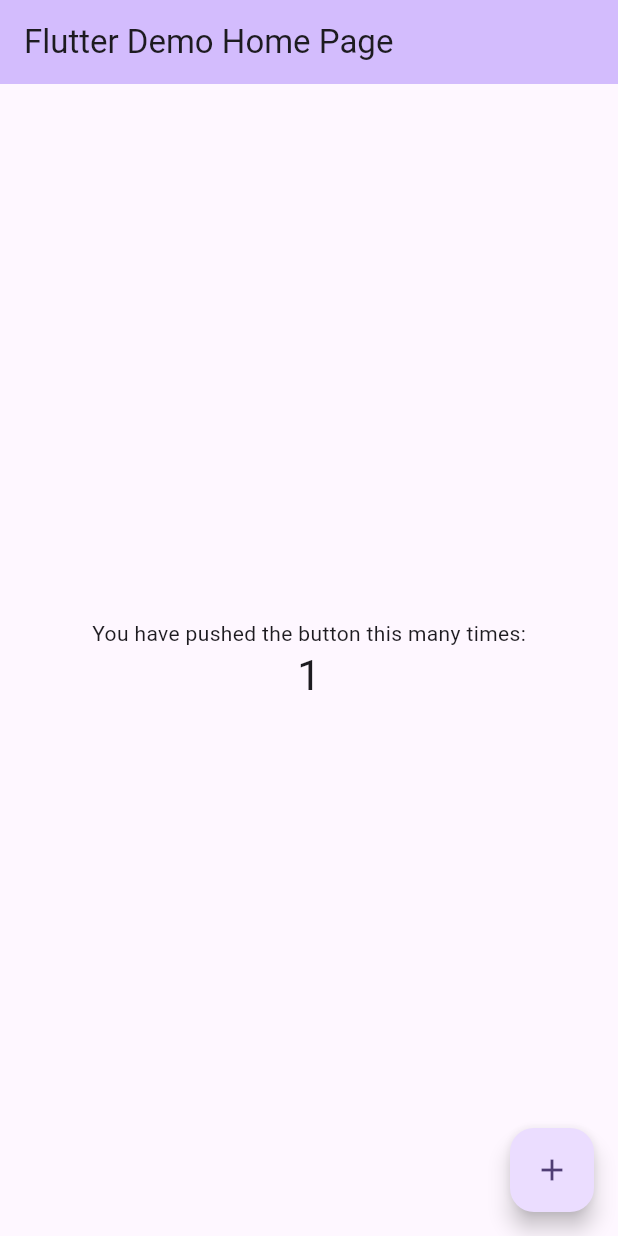
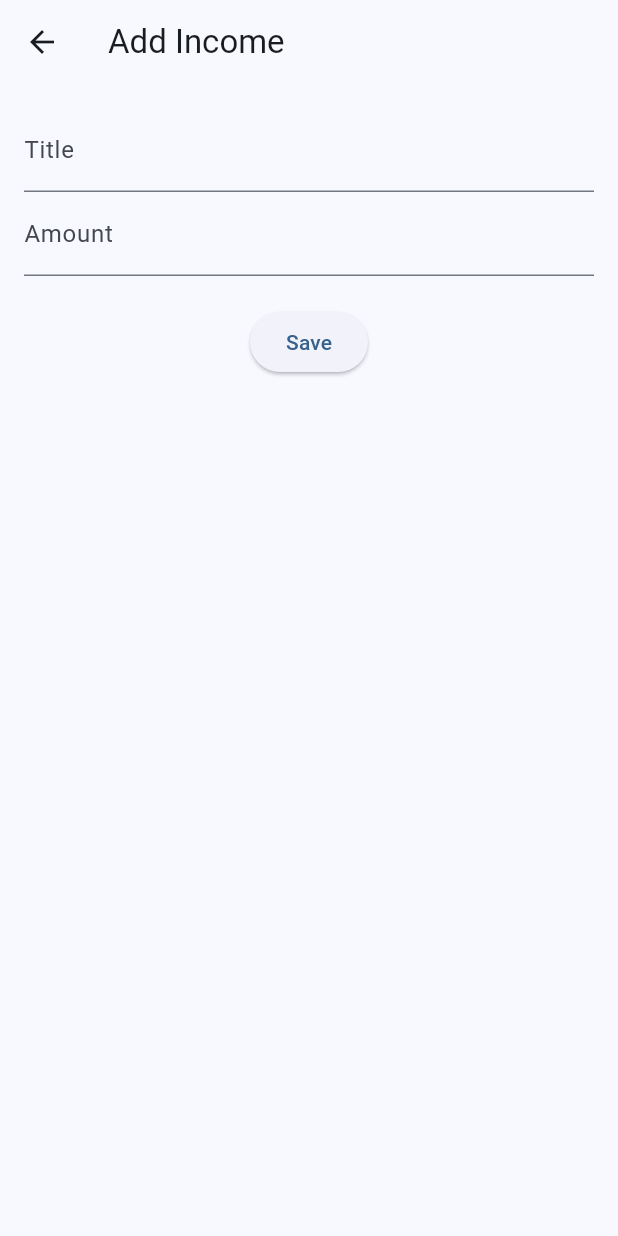
Before and after one commit to David930426/smart-wallet, a Flutter app: the screen it shows after launch, after a tap on the "add" icon, on a phone screen of 412 x 824 dp. Run offline on Flutter 3.47's test engine with Material 3 defaults, Android fonts, the phone set to English and light mode, and no system bars; our stand-ins replace sqflite; accounts and stored records are empty.

Commit message:
claudia commit

```diff
--- /dev/null
+++ b/lib/database/database.dart
@@ -0,0 +1,98 @@
+// Path: lib/database/database.dart
+
+import 'package:sqflite/sqflite.dart';
+import 'package:path/path.dart';
+import 'package:flutter/widgets.dart'; // Import ini diperlukan untuk WidgetsFlutterBinding.ensureInitialized()
+
+// Asumsi model Income terletak di sini, seperti yang diimpor di widget Anda.
+// Anda mungkin perlu menyesuaikan path ini jika letaknya berbeda.
+import '../models/income.dart';
+
+class DatabaseHelper {
+  // 1. Singleton (Pola Desain)
+  // Memastikan hanya ada satu instance dari DatabaseHelper yang digunakan di seluruh aplikasi.
+  static final DatabaseHelper _instance = DatabaseHelper._internal();
+  factory DatabaseHelper() => _instance;
+  DatabaseHelper._internal();
+
+  // 2. Referensi Database
+  static Database? _database;
+
+  // 3. Getter untuk inisialisasi database jika belum ada
+  Future<Database> get database async {
+    // Memastikan binding Flutter sudah diinisialisasi
+    WidgetsFlutterBinding.ensureInitialized();
+    if (_database != null) return _database!;
+
+    // Jika _database null, panggil _initDatabase
+    _database = await _initDatabase();
+    return _database!;
+  }
+
+  // 4. Inisialisasi dan buka database
+  Future<Database> _initDatabase() async {
+    final databasePath = await getDatabasesPath();
+    final path = join(databasePath, 'smart_wallet.db');
+
+    // Buka database atau buat jika belum ada
+    return await openDatabase(
+      path,
+      version: 1,
+      onCreate: _onCreate,
+    );
+  }
+
+  // 5. Membuat tabel database (dipanggil hanya sekali saat pertama kali dibuka)
+  Future<void> _onCreate(Database db, int version) async {
+    await db.execute('''
+      CREATE TABLE incomes(
+        id INTEGER PRIMARY KEY AUTOINCREMENT,
+        title TEXT,
+        amount REAL,
+        date TEXT
+      )
+    ''');
+    debugPrint('Database table "incomes" created.');
+  }
+
+  // --- Metode yang Digunakan oleh Widget Anda ---
+
+  // Metode untuk Menyimpan Pemasukan Baru (Digunakan oleh AddTransaction)
+  Future<int> insertIncome(Income income) async {
+    final db = await database;
+    try {
+      final id = await db.insert(
+        'incomes',
+        income.toMap(),
+        conflictAlgorithm: ConflictAlgorithm.replace,
+      );
+      debugPrint('Income inserted with ID: $id');
+      return id;
+    } catch (e) {
+      debugPrint('Error inserting income: $e');
+      rethrow;
+    }
+  }
+
+  // Metode untuk Mengambil Semua Pemasukan (Digunakan oleh HomePage)
+  Future<List<Income>> getAllIncome() async {
+    final db = await database;
+
+    // Query untuk mendapatkan semua baris dari tabel 'incomes', diurutkan berdasarkan tanggal
+    final List<Map<String, dynamic>> maps = await db.query('incomes', orderBy: 'id DESC');
+
+    // Konversi List<Map<String, dynamic>> menjadi List<Income>.
+    return List.generate(maps.length, (i) {
+      return Income.fromMap(maps[i]);
+    });
+  }
+
+  // --- Metode Tambahan (Opsional) ---
+
+  // Contoh metode untuk menutup database
+  Future<void> closeDb() async {
+    final db = await database;
+    db.close();
+    _database = null;
+  }
+}
--- a/lib/main.dart
+++ b/lib/main.dart
@@ -1,4 +1,5 @@
 import 'package:flutter/material.dart';
+import 'screens/homepage.dart';
 
 void main() {
   runApp(const MyApp());
@@ -7,116 +8,101 @@ void main() {
 class MyApp extends StatelessWidget {
   const MyApp({super.key});
 
-  // This widget is the root of your application.
   @override
   Widget build(BuildContext context) {
     return MaterialApp(
       title: 'Smart Wallet',
       theme: ThemeData(
-        // This is the theme of your application.
-        //
-        // TRY THIS: Try running your application with "flutter run". You'll see
-        // the application has a purple toolbar. Then, without quitting the app,
-        // try changing the seedColor in the colorScheme below to Colors.green
-        // and then invoke "hot reload" (save your changes or press the "hot
-        // reload" button in a Flutter-supported IDE, or press "r" if you used
-        // the command line to start the app).
-        //
-        // Notice that the counter didn't reset back to zero; the application
-        // state is not lost during the reload. To reset the state, use hot
-        // restart instead.
-        //
-        // This works for code too, not just values: Most code changes can be
-        // tested with just a hot reload.
-        colorScheme: ColorScheme.fromSeed(seedColor: Colors.deepPurple),
+        colorScheme: ColorScheme.fromSeed(seedColor: Colors.blue),
       ),
-      home: const MyHomePage(title: 'Flutter Demo Home Page'),
+      // home: const MyHomePage(title: 'Flutter Demo Home Page'),
+      home: HomePage(),
     );
   }
 }
 
-class MyHomePage extends StatefulWidget {
-  const MyHomePage({super.key, required this.title});
+// class MyHomePage extends StatefulWidget {
+//   const MyHomePage({super.key, required this.title});
 
-  // This widget is the home page of your application. It is stateful, meaning
-  // that it has a State object (defined below) that contains fields that affect
-  // how it looks.
+//   // This widget is the home page of your application. It is stateful, meaning
+//   // that it has a State object (defined below) that contains fields that affect
+//   // how it looks.
 
-  // This class is the configuration for the state. It holds the values (in this
-  // case the title) provided by the parent (in this case the App widget) and
-  // used by the build method of the State. Fields in a Widget subclass are
-  // always marked "final".
+//   // This class is the configuration for the state. It holds the values (in this
+//   // case the title) provided by the parent (in this case the App widget) and
+//   // used by the build method of the State. Fields in a Widget subclass are
+//   // always marked "final".
 
-  final String title;
+//   final String title;
 
-  @override
-  State<MyHomePage> createState() => _MyHomePageState();
-}
+//   @override
+//   State<MyHomePage> createState() => _MyHomePageState();
+// }
 
-class _MyHomePageState extends State<MyHomePage> {
-  int _counter = 0;
+// class _MyHomePageState extends State<MyHomePage> {
+//   int _counter = 0;
 
-  void _incrementCounter() {
-    setState(() {
-      // This call to setState tells the Flutter framework that something has
-      // changed in this State, which causes it to rerun the build method below
-      // so that the display can reflect the updated values. If we changed
-      // _counter without calling setState(), then the build method would not be
-      // called again, and so nothing would appear to happen.
-      _counter++;
-    });
-  }
+//   void _incrementCounter() {
+//     setState(() {
+//       // This call to setState tells the Flutter framework that something has
+//       // changed in this State, which causes it to rerun the build method below
+//       // so that the display can reflect the updated values. If we changed
+//       // _counter without calling setState(), then the build method would not be
+//       // called again, and so nothing would appear to happen.
+//       _counter++;
+//     });
+//   }
 
-  @override
-  Widget build(BuildContext context) {
-    // This method is rerun every time setState is called, for instance as done
-    // by the _incrementCounter method above.
-    //
-    // The Flutter framework has been optimized to make rerunning build methods
-    // fast, so that you can just rebuild anything that needs updating rather
-    // than having to individually change instances of widgets.
-    return Scaffold(
-      appBar: AppBar(
-        // TRY THIS: Try changing the color here to a specific color (to
-        // Colors.amber, perhaps?) and trigger a hot reload to see the AppBar
-        // change color while the other colors stay the same.
-        backgroundColor: Theme.of(context).colorScheme.inversePrimary,
-        // Here we take the value from the MyHomePage object that was created by
-        // the App.build method, and use it to set our appbar title.
-        title: Text(widget.title),
-      ),
-      body: Center(
-        // Center is a layout widget. It takes a single child and positions it
-        // in the middle of the parent.
-        child: Column(
-          // Column is also a layout widget. It takes a list of children and
-          // arranges them vertically. By default, it sizes itself to fit its
-          // children horizontally, and tries to be as tall as its parent.
-          //
-          // Column has various properties to control how it sizes itself and
-          // how it positions its children. Here we use mainAxisAlignment to
-          // center the children vertically; the main axis here is the vertical
-          // axis because Columns are vertical (the cross axis would be
-          // horizontal).
-          //
-          // TRY THIS: Invoke "debug painting" (choose the "Toggle Debug Paint"
-          // action in the IDE, or press "p" in the console), to see the
-          // wireframe for each widget.
-          mainAxisAlignment: MainAxisAlignment.center,
-          children: <Widget>[
-            const Text('You have pushed the button this many times:'),
-            Text(
-              '$_counter',
-              style: Theme.of(context).textTheme.headlineMedium,
-            ),
-          ],
-        ),
-      ),
-      floatingActionButton: FloatingActionButton(
-        onPressed: _incrementCounter,
-        tooltip: 'Increment',
-        child: const Icon(Icons.add),
-      ), // This trailing comma makes auto-formatting nicer for build methods.
-    );
-  }
-}
+//   @override
+//   Widget build(BuildContext context) {
+//     // This method is rerun every time setState is called, for instance as done
+//     // by the _incrementCounter method above.
+//     //
+//     // The Flutter framework has been optimized to make rerunning build methods
+//     // fast, so that you can just rebuild anything that needs updating rather
+//     // than having to individually change instances of widgets.
+//     return Scaffold(
+//       appBar: AppBar(
+//         // TRY THIS: Try changing the color here to a specific color (to
+//         // Colors.amber, perhaps?) and trigger a hot reload to see the AppBar
+//         // change color while the other colors stay the same.
+//         backgroundColor: Theme.of(context).colorScheme.inversePrimary,
+//         // Here we take the value from the MyHomePage object that was created by
+//         // the App.build method, and use it to set our appbar title.
+//         title: Text(widget.title),
+//       ),
+//       body: Center(
+//         // Center is a layout widget. It takes a single child and positions it
+//         // in the middle of the parent.
+//         child: Column(
+//           // Column is also a layout widget. It takes a list of children and
+//           // arranges them vertically. By default, it sizes itself to fit its
+//           // children horizontally, and tries to be as tall as its parent.
+//           //
+//           // Column has various properties to control how it sizes itself and
+//           // how it positions its children. Here we use mainAxisAlignment to
+//           // center the children vertically; the main axis here is the vertical
+//           // axis because Columns are vertical (the cross axis would be
+//           // horizontal).
+//           //
+//           // TRY THIS: Invoke "debug painting" (choose the "Toggle Debug Paint"
+//           // action in the IDE, or press "p" in the console), to see the
+//           // wireframe for each widget.
+//           mainAxisAlignment: MainAxisAlignment.center,
+//           children: <Widget>[
+//             const Text('You have pushed the button this many times:'),
+//             Text(
+//               '$_counter',
+//               style: Theme.of(context).textTheme.headlineMedium,
+//             ),
+//           ],
+//         ),
+//       ),
+//       floatingActionButton: FloatingActionButton(
+//         onPressed: _incrementCounter,
+//         tooltip: 'Increment',
+//         child: const Icon(Icons.add),
+//       ), // This trailing comma makes auto-formatting nicer for build methods.
+//     );
+//   }
+// }
--- /dev/null
+++ b/lib/models/expense.dart
@@ -0,0 +1,17 @@
+class Expense {
+  final int? id;
+  final String title;
+  final double amount;
+  final String date;
+
+  Expense({this.id, required this.title, required this.amount, required this.date});
+
+  Map<String, dynamic> toMap() {
+    return {
+      'id': id,
+      'title': title,
+      'amount': amount,
+      'date': date,
+    };
+  }
+}
--- /dev/null
+++ b/lib/models/income.dart
@@ -0,0 +1,43 @@
+// Path: lib/models/income.dart
+
+class Income {
+  // SQLite typically uses integer primary keys
+  final int? id;
+  final String title;
+  final double amount;
+  final String date; // Storing date as a String (ISO 8601 format) for simplicity
+
+  Income({
+    this.id,
+    required this.title,
+    required this.amount,
+    required this.date,
+  });
+
+  // Convert an Income object into a Map for the database
+  Map<String, dynamic> toMap() {
+    return {
+      'id': id,
+      'title': title,
+      'amount': amount,
+      'date': date,
+    };
+  }
+
+  // Extract an Income object from a Map (THIS WAS MISSING)
+  static Income fromMap(Map<String, dynamic> map) {
+    return Income(
+      // SQLite stores INTEGER primary keys as int, but nullable int? is safe
+      id: map['id'] as int?,
+      title: map['title'] as String,
+      // SQLite stores REAL as double
+      amount: map['amount'] as double,
+      date: map['date'] as String,
+    );
+  }
+
+  @override
+  String toString() {
+    return 'Income{id: $id, title: $title, amount: $amount, date: $date}';
+  }
+}
--- /dev/null
+++ b/lib/models/user.dart
@@ -0,0 +1,17 @@
+class User {
+  final int? id;
+  final String title;
+  final double amount;
+  final String date;
+
+  User({this.id, required this.title, required this.amount, required this.date});
+
+  Map<String, dynamic> toMap() {
+    return {
+      'id': id,
+      'title': title,
+      'amount': amount,
+      'date': date,
+    };
+  }
+}
--- /dev/null
+++ b/lib/screens/addtransaction.dart
@@ -0,0 +1,51 @@
+import 'package:flutter/material.dart';
+import '../database/database.dart';
+import '../models/income.dart';
+
+class AddTransaction extends StatefulWidget {
+  const AddTransaction({super.key});
+
+  @override
+  State<AddTransaction> createState() => _AddTransactionState();
+}
+
+class _AddTransactionState extends State<AddTransaction> {
+  final _titleController = TextEditingController();
+  final _amountController = TextEditingController();
+
+  @override
+  Widget build(BuildContext context) {
+    return Scaffold(
+      appBar: AppBar(title: Text('Add Income')),
+      body: Padding(
+        padding: const EdgeInsets.all(16),
+        child: Column(
+          children: [
+            TextField(
+              controller: _titleController,
+              decoration: InputDecoration(labelText: 'Title'),
+            ),
+            TextField(
+              controller: _amountController,
+              decoration: InputDecoration(labelText: 'Amount'),
+              keyboardType: TextInputType.number,
+            ),
+            SizedBox(height: 20),
+            ElevatedButton(
+              onPressed: () async {
+                final income = Income(
+                  title: _titleController.text,
+                  amount: double.parse(_amountController.text),
+                  date: DateTime.now().toString(),
+                );
+                await DatabaseHelper().insertIncome(income);
+                Navigator.pop(context);
+              },
+              child: Text('Save'),
+            ),
+          ],
+        ),
+      ),
+    );
+  }
+}
--- /dev/null
+++ b/lib/screens/homepage.dart
@@ -0,0 +1,60 @@
+import 'package:flutter/material.dart';
+import '../screens/addtransaction.dart';
+import '../database/database.dart';
+import '../models/income.dart';
+
+class HomePage extends StatefulWidget {
+  // tidak pakai const
+  @override
+  State<HomePage> createState() => _HomePageState();
+}
+
+class _HomePageState extends State<HomePage> {
+  late Future<List<Income>> _incomeList;
+
+  @override
+  void initState() {
+    super.initState();
+    _refreshIncome();
+  }
+
+  void _refreshIncome() {
+    setState(() {
+      _incomeList = DatabaseHelper().getAllIncome();
+    });
+  }
+
+  @override
+  Widget build(BuildContext context) {
+    return Scaffold(
+      appBar: AppBar(title: Text('Smart Wallet')),
+      body: FutureBuilder<List<Income>>(
+        future: _incomeList,
+        builder: (context, snapshot) {
+          if (!snapshot.hasData) return Center(child: CircularProgressIndicator());
+          if (snapshot.data!.isEmpty) return Center(child: Text('No income yet'));
+          return ListView.builder(
+            itemCount: snapshot.data!.length,
+            itemBuilder: (context, index) {
+              final income = snapshot.data![index];
+              return ListTile(
+                title: Text(income.title),
+                subtitle: Text(income.date),
+                trailing: Text('\$${income.amount.toStringAsFixed(2)}'),
+              );
+            },
+          );
+        },
+      ),
+      floatingActionButton: FloatingActionButton(
+        onPressed: () {
+          Navigator.push(
+            context,
+            MaterialPageRoute(builder: (_) => AddTransaction()),
+          ).then((_) => _refreshIncome());
+        },
+        child: Icon(Icons.add),
+      ),
+    );
+  }
+}
--- a/pubspec.yaml
+++ b/pubspec.yaml
@@ -30,6 +30,8 @@ environment:
 dependencies:
   flutter:
     sdk: flutter
+  sqflite: ^2.3.0    # Gunakan versi terbaru yang stabil
+  path: ^1.8.3       # Gunakan versi terbaru yang stabil
 
   # The following adds the Cupertino Icons font to your application.
   # Use with the CupertinoIcons class for iOS style icons.
```
Also changed, not shown: lib/models/region.dart (added), pubspec.lock, 1 other file.
